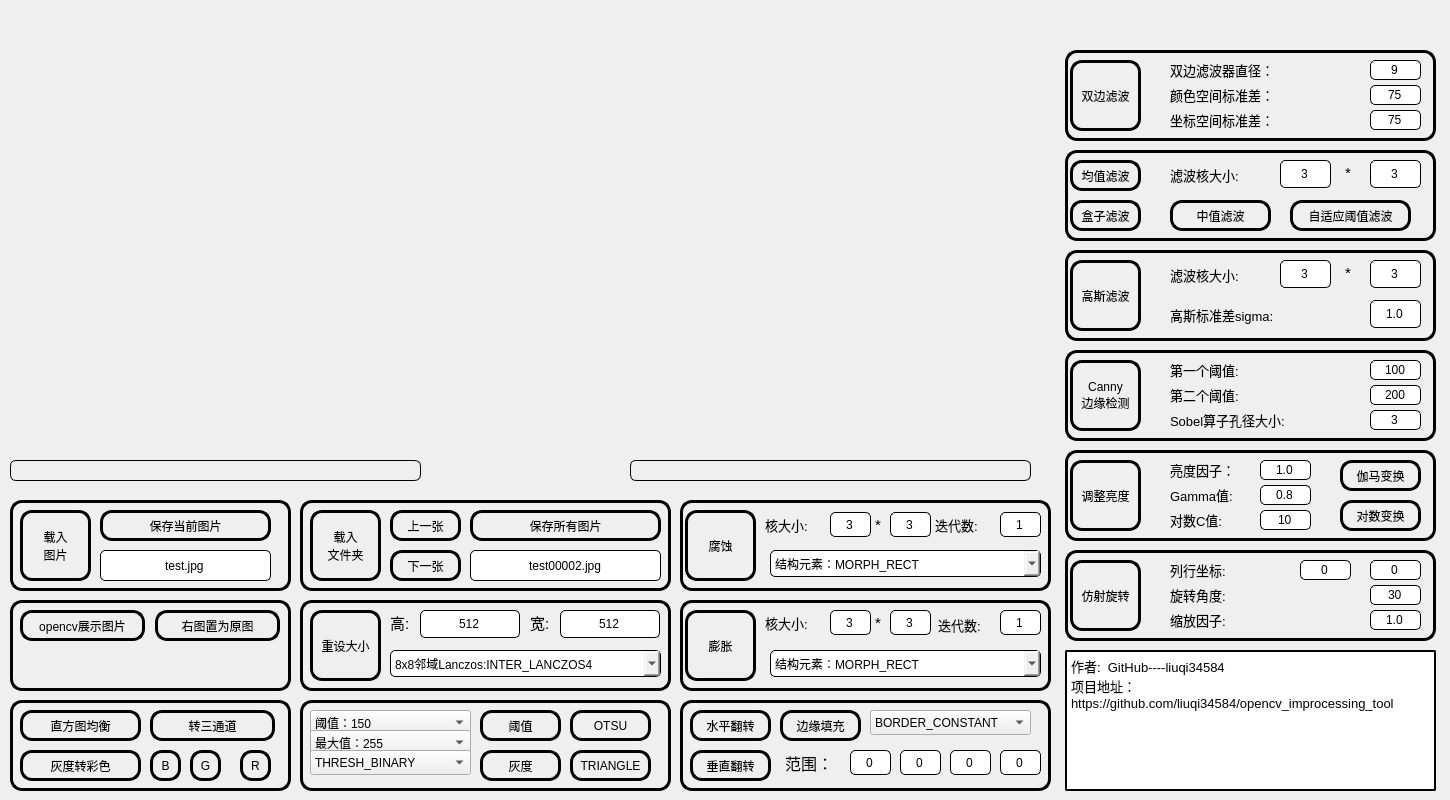
Before: the Qt Designer form imageshow/mainwindow.ui in liuqi34584/opencv_improcessing_tool, drawn with Qt 5.
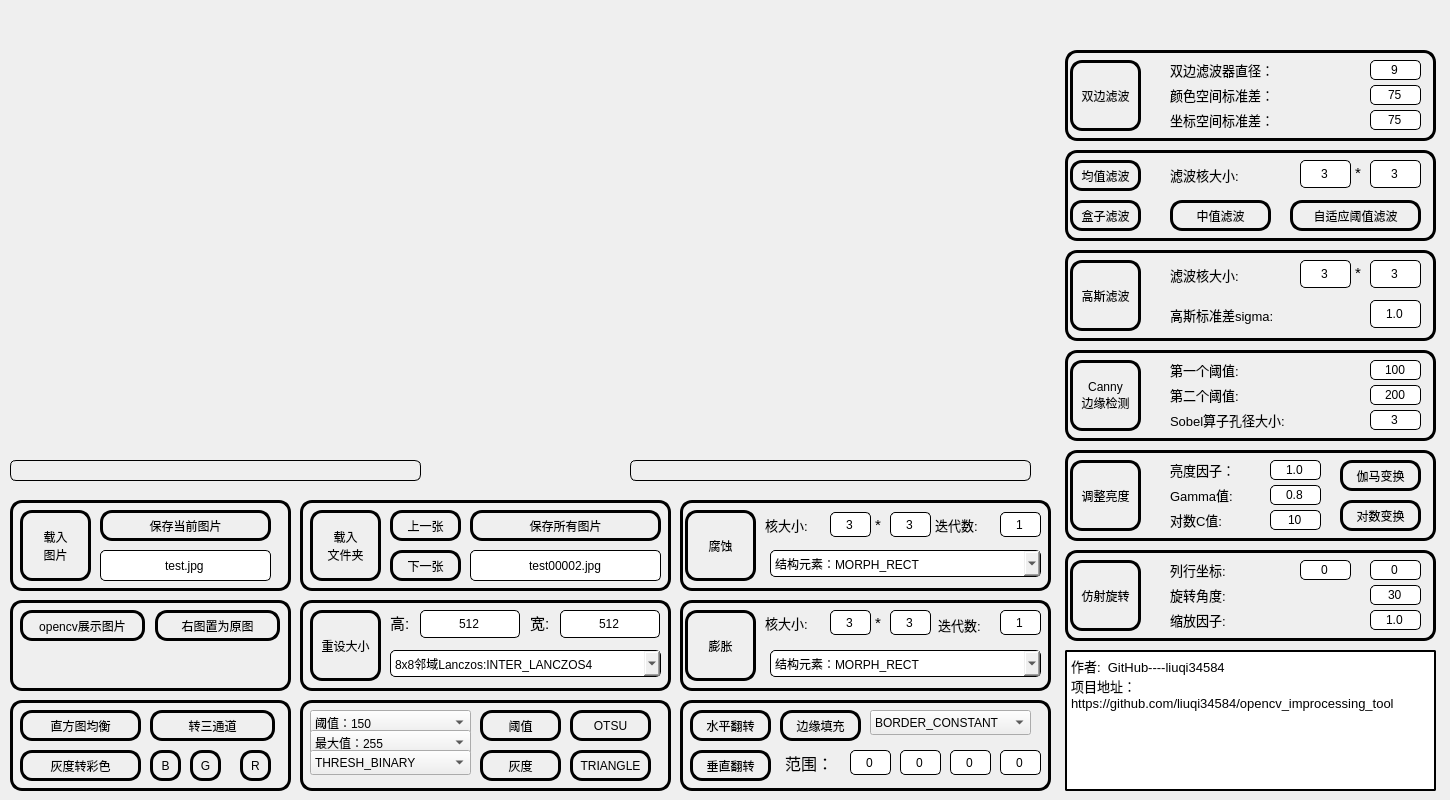
After: the same form once the commit is applied. Icons and pictures are not drawn.

Commit message: 修复了V2.4的布局

The edit to the form file:
```diff
--- a/imageshow/mainwindow.ui
+++ b/imageshow/mainwindow.ui
@@ -2974,7 +2974,7 @@
      <rect>
       <x>390</x>
       <y>610</y>
-      <width>25</width>
+      <width>51</width>
       <height>25</height>
      </rect>
     </property>
@@ -2995,7 +2995,7 @@
      <rect>
       <x>530</x>
       <y>610</y>
-      <width>25</width>
+      <width>41</width>
       <height>25</height>
      </rect>
     </property>
@@ -3354,7 +3354,7 @@
      <rect>
       <x>765</x>
       <y>510</y>
-      <width>61</width>
+      <width>71</width>
       <height>30</height>
      </rect>
     </property>
@@ -3453,7 +3453,7 @@
      <rect>
       <x>765</x>
       <y>608</y>
-      <width>61</width>
+      <width>71</width>
       <height>30</height>
      </rect>
     </property>
@@ -4000,7 +4000,7 @@
      <rect>
       <x>1170</x>
       <y>510</y>
-      <width>71</width>
+      <width>101</width>
       <height>20</height>
      </rect>
     </property>
@@ -4019,7 +4019,7 @@
    <widget class="QLineEdit" name="lineEdit_log_C">
     <property name="geometry">
      <rect>
-      <x>1260</x>
+      <x>1270</x>
       <y>510</y>
       <width>51</width>
       <height>20</height>
@@ -4061,7 +4061,7 @@
      <rect>
       <x>1170</x>
       <y>485</y>
-      <width>71</width>
+      <width>101</width>
       <height>20</height>
      </rect>
     </property>
@@ -4080,7 +4080,7 @@
    <widget class="QLineEdit" name="lineEdit_gamma">
     <property name="geometry">
      <rect>
-      <x>1260</x>
+      <x>1270</x>
       <y>485</y>
       <width>51</width>
       <height>20</height>
@@ -4119,7 +4119,7 @@
      <rect>
       <x>1170</x>
       <y>160</y>
-      <width>91</width>
+      <width>131</width>
       <height>30</height>
      </rect>
     </property>
@@ -4138,7 +4138,7 @@
    <widget class="QLineEdit" name="lineEdit_filter_kernel_hight">
     <property name="geometry">
      <rect>
-      <x>1280</x>
+      <x>1300</x>
       <y>160</y>
       <width>51</width>
       <height>28</height>
@@ -4215,7 +4215,7 @@
    <widget class="QLabel" name="label_X_3">
     <property name="geometry">
      <rect>
-      <x>1345</x>
+      <x>1355</x>
       <y>160</y>
       <width>21</width>
       <height>25</height>
@@ -4278,7 +4278,7 @@
      <rect>
       <x>1170</x>
       <y>300</y>
-      <width>151</width>
+      <width>191</width>
       <height>30</height>
      </rect>
     </property>
@@ -4359,7 +4359,7 @@
      <rect>
       <x>1170</x>
       <y>60</y>
-      <width>141</width>
+      <width>181</width>
       <height>20</height>
      </rect>
     </property>
@@ -4380,7 +4380,7 @@
      <rect>
       <x>1170</x>
       <y>80</y>
-      <width>141</width>
+      <width>181</width>
       <height>30</height>
      </rect>
     </property>
@@ -4401,7 +4401,7 @@
      <rect>
       <x>1170</x>
       <y>105</y>
-      <width>141</width>
+      <width>191</width>
       <height>30</height>
      </rect>
     </property>
@@ -4482,7 +4482,7 @@
      <rect>
       <x>1290</x>
       <y>200</y>
-      <width>121</width>
+      <width>131</width>
       <height>31</height>
      </rect>
     </property>
@@ -4534,7 +4534,7 @@
    <widget class="QLineEdit" name="lineEdit_gaussianblur_kernel_hight">
     <property name="geometry">
      <rect>
-      <x>1280</x>
+      <x>1300</x>
       <y>260</y>
       <width>51</width>
       <height>28</height>
@@ -4554,7 +4554,7 @@
    <widget class="QLabel" name="label_X_4">
     <property name="geometry">
      <rect>
-      <x>1345</x>
+      <x>1355</x>
       <y>260</y>
       <width>21</width>
       <height>25</height>
@@ -4577,7 +4577,7 @@
      <rect>
       <x>1170</x>
       <y>260</y>
-      <width>91</width>
+      <width>121</width>
       <height>30</height>
      </rect>
     </property>
@@ -4656,7 +4656,7 @@
      <rect>
       <x>1170</x>
       <y>380</y>
-      <width>141</width>
+      <width>181</width>
       <height>30</height>
      </rect>
     </property>
@@ -4717,7 +4717,7 @@
      <rect>
       <x>1170</x>
       <y>405</y>
-      <width>161</width>
+      <width>191</width>
       <height>30</height>
      </rect>
     </property>
@@ -4738,7 +4738,7 @@
      <rect>
       <x>1170</x>
       <y>360</y>
-      <width>141</width>
+      <width>181</width>
       <height>20</height>
      </rect>
     </property>
@@ -4796,7 +4796,7 @@
      <rect>
       <x>1170</x>
       <y>460</y>
-      <width>91</width>
+      <width>101</width>
       <height>20</height>
      </rect>
     </property>
@@ -4835,7 +4835,7 @@
    <widget class="QLineEdit" name="lineEdit_brightened">
     <property name="geometry">
      <rect>
-      <x>1260</x>
+      <x>1270</x>
       <y>460</y>
       <width>51</width>
       <height>20</height>
@@ -4857,7 +4857,7 @@
      <rect>
       <x>935</x>
       <y>510</y>
-      <width>61</width>
+      <width>71</width>
       <height>30</height>
      </rect>
     </property>
@@ -4898,7 +4898,7 @@
      <rect>
       <x>938</x>
       <y>610</y>
-      <width>61</width>
+      <width>71</width>
       <height>30</height>
      </rect>
     </property>
@@ -4939,7 +4939,7 @@
      <rect>
       <x>1170</x>
       <y>610</y>
-      <width>81</width>
+      <width>141</width>
       <height>20</height>
      </rect>
     </property>
@@ -5017,7 +5017,7 @@
      <rect>
       <x>1170</x>
       <y>585</y>
-      <width>81</width>
+      <width>121</width>
       <height>20</height>
      </rect>
     </property>
@@ -5038,7 +5038,7 @@
      <rect>
       <x>1170</x>
       <y>560</y>
-      <width>81</width>
+      <width>121</width>
       <height>20</height>
      </rect>
     </property>
```
Left out of the diff: 4 changed lines with no effect on the pictures. The commit also changes 1 other file.
